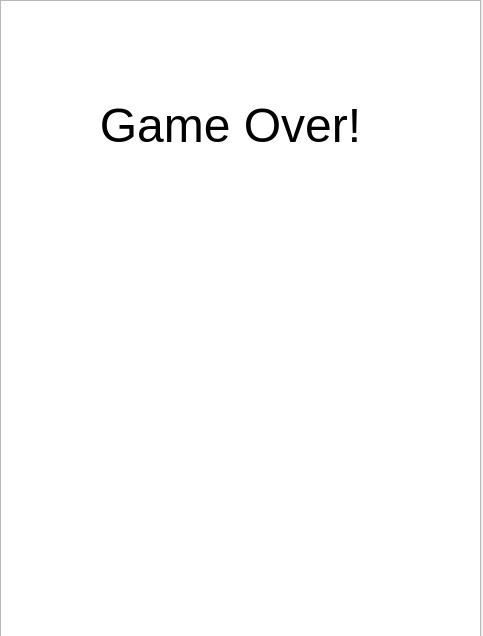
This is gamewidget.ui in QuadrantQuartet/PileBox as Qt 5 draws it before an edit. The edited form follows.
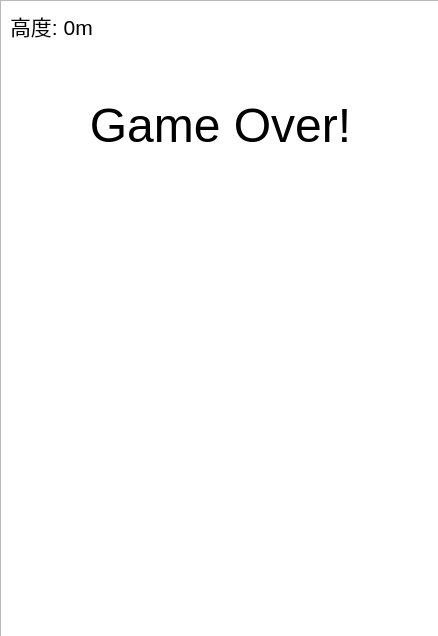
This is the edited form.

The edit to the form file:
```diff
--- a/gamewidget.ui
+++ b/gamewidget.ui
@@ -6,10 +6,22 @@
    <rect>
     <x>0</x>
     <y>0</y>
-    <width>483</width>
+    <width>438</width>
     <height>636</height>
    </rect>
   </property>
+  <property name="minimumSize">
+   <size>
+    <width>438</width>
+    <height>636</height>
+   </size>
+  </property>
+  <property name="maximumSize">
+   <size>
+    <width>438</width>
+    <height>636</height>
+   </size>
+  </property>
   <property name="windowTitle">
    <string>Pile Boxes</string>
   </property>
@@ -44,9 +56,9 @@
    </property>
    <property name="geometry">
     <rect>
-     <x>70</x>
+     <x>10</x>
      <y>70</y>
-     <width>321</width>
+     <width>421</width>
      <height>111</height>
     </rect>
    </property>
@@ -65,6 +77,24 @@
     <set>Qt::AlignCenter</set>
    </property>
   </widget>
+  <widget class="QLabel" name="lblScore">
+   <property name="geometry">
+    <rect>
+     <x>10</x>
+     <y>10</y>
+     <width>421</width>
+     <height>31</height>
+    </rect>
+   </property>
+   <property name="font">
+    <font>
+     <pointsize>16</pointsize>
+    </font>
+   </property>
+   <property name="text">
+    <string>高度: 0m</string>
+   </property>
+  </widget>
  </widget>
  <resources/>
  <connections/>
```
